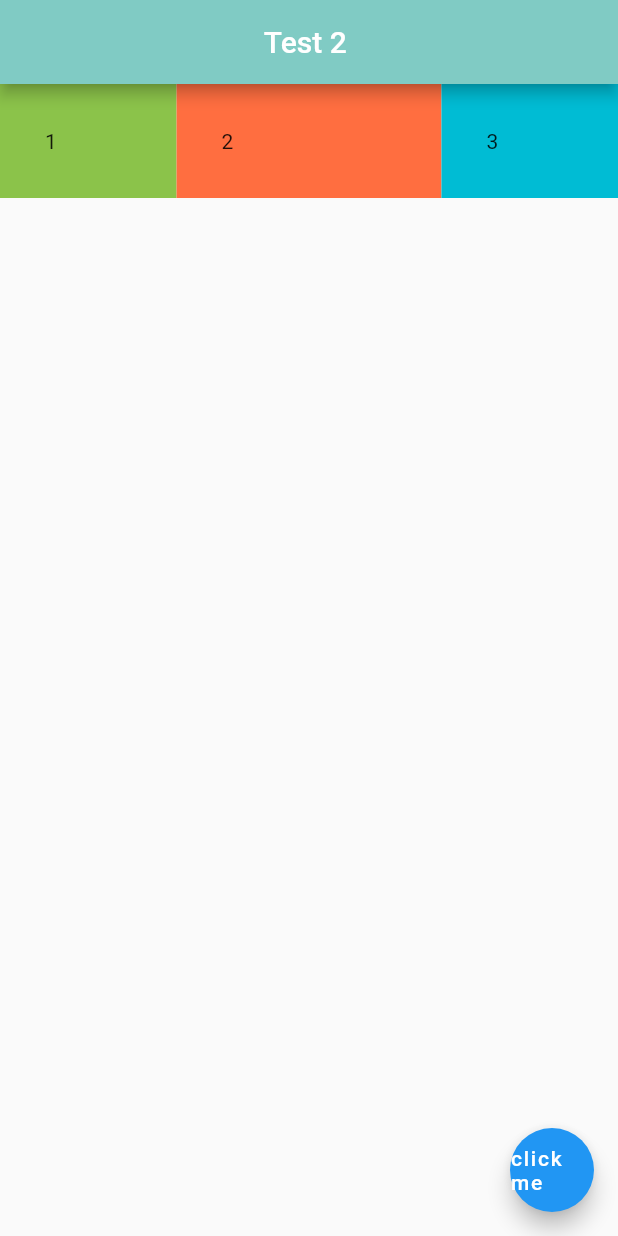
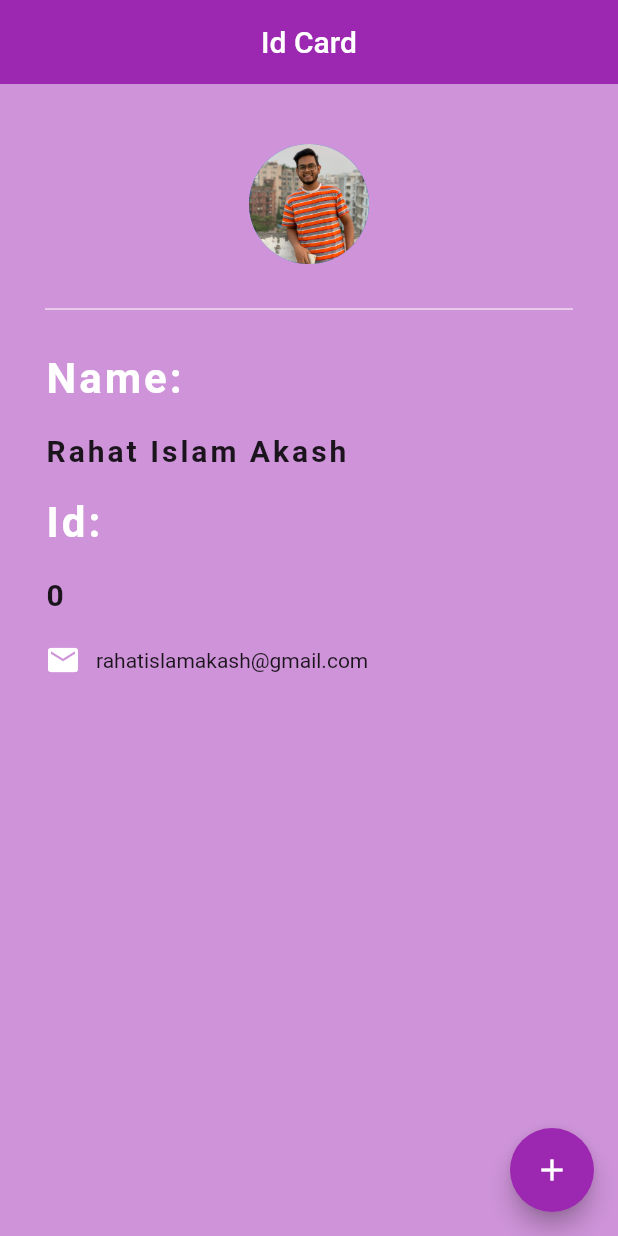
Before and after one commit to Rahat7288/Flutter_Learning, a Flutter app: the screen it shows after launch, on a phone screen of 412 x 824 dp. Run offline on Flutter 3.47's test engine with Material 2 defaults, Android fonts, the phone set to English and light mode, and no system bars.

Commit message:
adding statefull weidget

```diff
--- a/lib/main.dart
+++ b/lib/main.dart
@@ -1,65 +1,111 @@
-import 'package:flutter/cupertino.dart';
 import 'package:flutter/material.dart';
 
 void main() => runApp(MaterialApp(
-  home: Home(),
+  home: Card(),
 ));
 
+class Card extends StatefulWidget {
 
+  @override
+  State<Card> createState() => _CardState();
+}
 
-class Home extends StatelessWidget {
-
+class _CardState extends State<Card> {
+  int id = 0;
 
   @override
   Widget build(BuildContext context) {
     return Scaffold(
+      backgroundColor: Colors.purple[200],
       appBar: AppBar(
-        title: const Text('Test 2 '),
+        title: Text('Id Card'),
         centerTitle: true,
-        backgroundColor: Colors.teal[200],
+        backgroundColor: Colors.purple,
+        elevation: 0.0,
       ),
-
-      //writing column practice for flutter.
-      body: Row(
+      floatingActionButton: FloatingActionButton(
+        onPressed: (){
+          setState(() {
+            id += 1;
+          });
+        },
+        child: Icon(Icons.add),
+        backgroundColor: Colors.purple,
+      ),
+      body: Padding(
+        padding: EdgeInsets.fromLTRB(30.0, 40.0, 30.0, 0.0),
+        child: Column(
+          crossAxisAlignment: CrossAxisAlignment.start,
           children: [
-          Expanded(
-            flex: 2,
-              child:Container(
-                padding: EdgeInsets.all(30.0),
-                color: Colors.lightGreen,
-                child: Text('1'),
+            Center(
+              child: CircleAvatar(
+                backgroundImage: AssetImage('assets/cv.jpg'),
+                radius: 40.0,
               ),
             ),
-
-          Expanded(
-            flex: 3,
-            child: Container(
-              padding: EdgeInsets.all(30.0),
-              color: Colors.deepOrangeAccent,
-              child: Text('2'),
+            Divider(
+              height: 60.0,
+              color: Colors.white,
+            ),
+            Text(
+              'Name:',
+              style: TextStyle(
+                color: Colors.white,
+                letterSpacing: 2.0,
+                fontSize: 28.0,
+                fontWeight: FontWeight.bold,
               ),
             ),
-          Expanded(
-            flex: 2,
-              child: Container(
-                padding: EdgeInsets.all(30.0),
-                color: Colors.cyan,
-                child: Text('3'),
+            SizedBox(height: 20.0,),
+            Text(
+              'Rahat Islam Akash',
+              style: TextStyle(
+                color: Colors.black87,
+                letterSpacing: 2.0,
+                fontSize: 20.0,
+                fontWeight: FontWeight.bold,
               ),
             ),
+            SizedBox(height: 20.0,),
+            Text(
+              'Id:',
+              style: TextStyle(
+                color: Colors.white,
+                letterSpacing: 2.0,
+                fontSize: 28.0,
+                fontWeight: FontWeight.bold,
+              ),
+            ),
+            SizedBox(height: 20.0,),
+            Text(
+              '$id',
+              style: TextStyle(
+                color: Colors.black87,
+                letterSpacing: 2.0,
+                fontSize: 20.0,
+                fontWeight: FontWeight.bold,
+              ),
+            ),
+            SizedBox(height: 20.0,),
+            Row(
+              children: [
+                Icon(
+                  Icons.email,
+                  color: Colors.white,
+                ),
+                SizedBox(width: 10.0,),
+                Text(
+                  'rahatislamakash@gmail.com',
 
+                ),
               ],
             ),
 
 
-      floatingActionButton: FloatingActionButton(
-        onPressed: (){
 
-        },
-        child: const Text('click me'),
+          ],
         ),
-
+      ),
     );
-
   }
 }
--- a/pubspec.yaml
+++ b/pubspec.yaml
@@ -59,7 +59,7 @@ flutter:
 
   # To add assets to your application, add an assets section, like this:
   assets:
-   - assets/
+   - assets/cv.jpg
 
 
   # An image asset can refer to one or more resolution-specific "variants", see
```
Also changed, not shown: assets/cv.jpg (added), assets/img1.jpg, assets/img2.jpg, assets/img3.jpg. Lines whose indentation alone changed are shown as unchanged.
